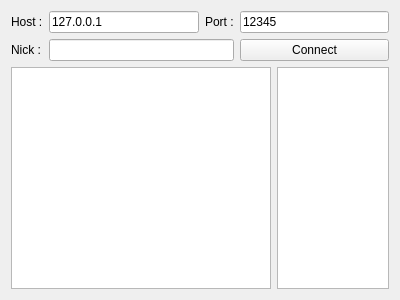
Qt form Client/Forms/View.ui (MateuszGierczak/Communicator) before a commit.
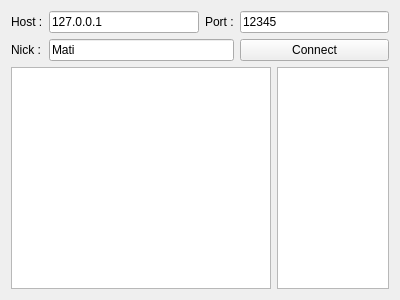
The same form after that commit.

```diff
--- a/Client/Forms/View.ui
+++ b/Client/Forms/View.ui
@@ -53,7 +53,11 @@
        </widget>
       </item>
       <item row="1" column="1" colspan="2">
-       <widget class="QLineEdit" name="nickLineEdit"/>
+       <widget class="QLineEdit" name="nickLineEdit">
+        <property name="text">
+         <string>Mati</string>
+        </property>
+       </widget>
       </item>
       <item row="1" column="3">
        <widget class="QPushButton" name="connectPushButton">
```
